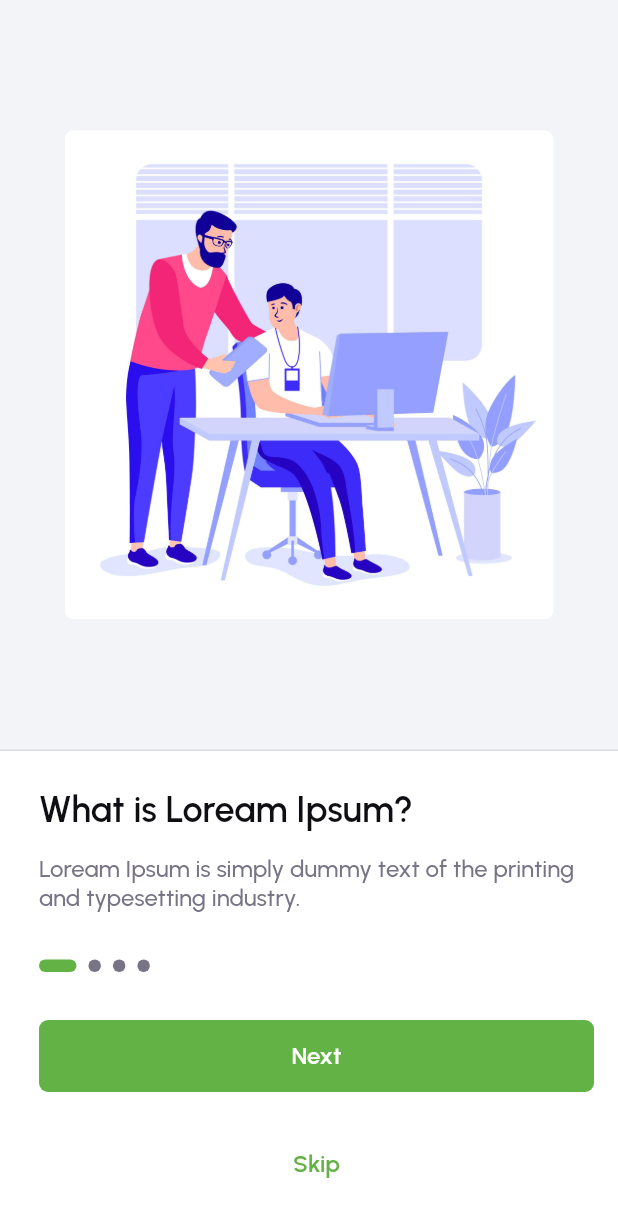
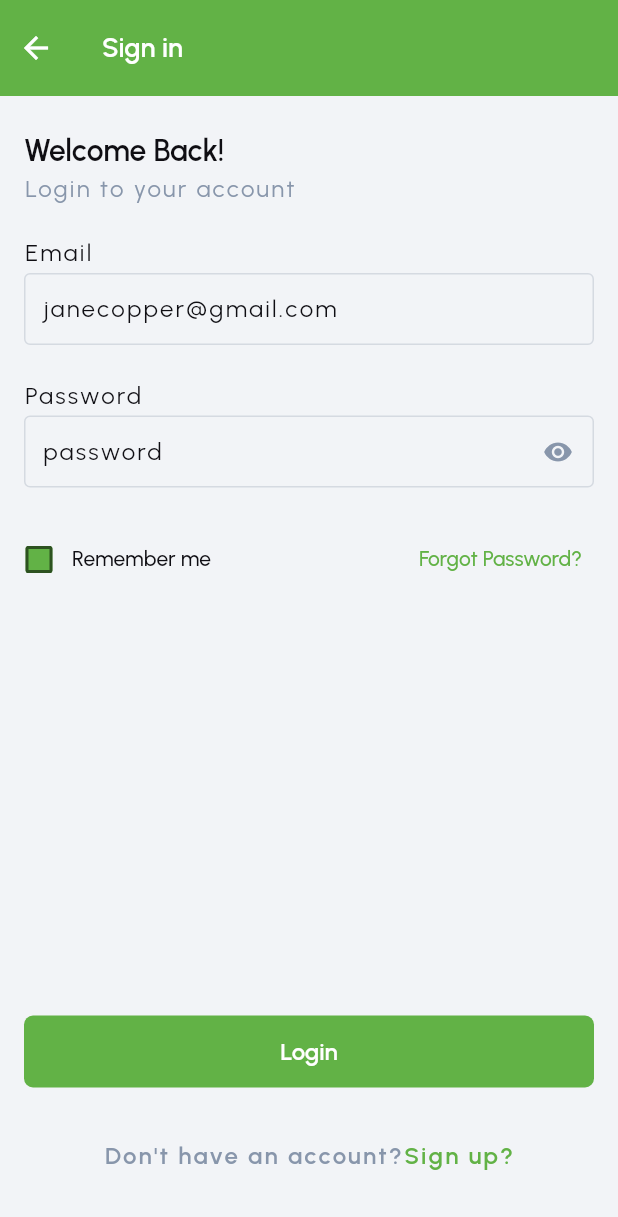
Before and after one commit to SanjibLimbu/Task1_UI, a Flutter app: the screen it shows after launch, on a phone screen of 412 x 824 dp. Shown: the top 1217 px of the screen. Run offline on Flutter 3.47's test engine with Material 2 defaults, Android fonts, the phone set to English and light mode, and no system bars; drawn by our look-alikes of smooth_page_indicator; project files that could hold a hidden picture were left out.

Commit message:
sign page completed

```diff
--- a/lib/main.dart
+++ b/lib/main.dart
@@ -1,5 +1,6 @@
 import 'package:flutter/material.dart';
 import 'package:ui/screens/onBoarding/onBoarding_screen.dart';
+import 'package:ui/screens/sign_in_screen.dart';
 import 'package:ui/screens/splash_screen.dart';
 import 'package:ui/theme/theme_constant.dart';
 
@@ -15,10 +16,11 @@ class TaskUI extends StatelessWidget {
     return MaterialApp(
       debugShowCheckedModeBanner: false,
       theme: lightTheme,
-      initialRoute: 'splash_screen',
+      initialRoute: 'signin_screen',
       routes: {
         'splash_screen': (context) => const SplashScreen(),
         'onBoarding_screen': (context) => const OnBoardingScreen(),
+        'signin_screen':(context) => const SignInScreen()
       },
     );
   }
--- /dev/null
+++ b/lib/screens/onBoarding/onBoarding_image_ui.dart
@@ -0,0 +1,30 @@
+
+import 'package:flutter/material.dart';
+
+class OnBoardingImage extends StatelessWidget {
+  const OnBoardingImage({
+    super.key,
+    required this.image,
+  });
+
+  final String image;
+
+  @override
+  Widget build(BuildContext context) {
+    return Padding(
+      padding: const EdgeInsets.only(
+        left: 43,
+        right: 43,
+      ),
+      child: Center(
+        child: ClipRRect(
+          borderRadius: BorderRadius.circular(6),
+          child: Image.asset(
+            image,
+            fit: BoxFit.cover,
+          ),
+        ),
+      ),
+    );
+  }
+}
--- a/lib/screens/onBoarding/onBoarding_screen.dart
+++ b/lib/screens/onBoarding/onBoarding_screen.dart
@@ -1,6 +1,8 @@
 import 'package:flutter/material.dart';
 import 'package:smooth_page_indicator/smooth_page_indicator.dart';
+import 'package:ui/screens/onBoarding/onBoarding_image_ui.dart';
 import 'package:ui/utils/color.dart';
+import 'package:ui/widget/btn_widget.dart';
 
 class OnBoardingScreen extends StatefulWidget {
   const OnBoardingScreen({super.key});
@@ -19,6 +21,7 @@ class _OnBoardingScreenState extends State<OnBoardingScreen> {
       body: SafeArea(
         child: Column(
           children: [
+            //pageview
             Expanded(
               child: PageView(
                 controller: controller,
@@ -47,8 +50,7 @@ class _OnBoardingScreenState extends State<OnBoardingScreen> {
                 ],
               ),
             ),
-            Wrap(
-              children: [
+            //pageview end
             Container(
               decoration: const BoxDecoration(
                 color: whiteColor,
@@ -60,10 +62,7 @@ class _OnBoardingScreenState extends State<OnBoardingScreen> {
                 ),
               ),
               padding: const EdgeInsets.only(
-                    top: 24,
-                    left: 26,
-                    right: 16,
-                  ),
+                  top: 24, left: 26, right: 16, bottom: 24),
               child: Column(
                 crossAxisAlignment: CrossAxisAlignment.start,
                 children: [
@@ -99,85 +98,53 @@ class _OnBoardingScreenState extends State<OnBoardingScreen> {
                       curve: Curves.easeIn,
                     ),
                   ),
+
+                  //page indicator end
                   const SizedBox(
                     height: 32,
                   ),
                   isLastPage
-                          ? ElevatedButton(
-                              onPressed: () {
+                      ? Btn(
+                          btnFunctin: () {
                             controller.previousPage(
                               duration: const Duration(milliseconds: 500),
                               curve: Curves.easeInOut,
                             );
                           },
-                              style: ElevatedButton.styleFrom(
-                                elevation: 0,
-                                backgroundColor: mainColor,
-                                minimumSize: const Size(double.infinity, 48),
-                                shape: RoundedRectangleBorder(
-                                  borderRadius: BorderRadius.circular(6),
-                                ),
-                              ),
-                              child: Text(
-                                'Back',
-                                style: Theme.of(context)
-                                    .textTheme
-                                    .bodySmall!
-                                    .copyWith(
-                                      fontWeight: FontWeight.w600,
-                                      color: whiteColor,
-                                    ),
-                              ),
+                          bgColor: mainColor,
+                          title: 'Back',
                         )
-                          : ElevatedButton(
-                              onPressed: () {
+                      : Btn(
+                          btnFunctin: () {
                             controller.nextPage(
                               duration: const Duration(milliseconds: 500),
                               curve: Curves.easeInOut,
                             );
                           },
-                              style: ElevatedButton.styleFrom(
-                                elevation: 0,
-                                backgroundColor: mainColor,
-                                minimumSize: const Size(double.infinity, 48),
-                                shape: RoundedRectangleBorder(
-                                  borderRadius: BorderRadius.circular(6),
-                                ),
-                              ),
-                              child: Text(
-                                'Next',
-                                style: Theme.of(context)
-                                    .textTheme
-                                    .bodySmall!
-                                    .copyWith(
-                                      fontWeight: FontWeight.w600,
-                                      color: whiteColor,
-                                    ),
-                              ),
+                          bgColor: mainColor,
+                          title: 'Next',
                         ),
                   const SizedBox(
                     height: 24,
                   ),
+
+                  //skip btn
                   Center(
                     child: TextButton(
-                          onPressed: () {},
+                      onPressed: () {
+                        Navigator.pushNamed(context, 'signin_screen');
+                      },
                       child: Text(
                         'Skip',
-                            style:
-                                Theme.of(context).textTheme.bodySmall!.copyWith(
+                        style: Theme.of(context).textTheme.bodySmall!.copyWith(
                               fontWeight: FontWeight.w600,
                               color: mainColor,
                             ),
                       ),
                     ),
                   ),
-                      const SizedBox(
-                        height: 24,
-                      ),
                 ],
               ),
-                ),
-              ],
             ),
           ],
         ),
@@ -185,31 +152,3 @@ class _OnBoardingScreenState extends State<OnBoardingScreen> {
     );
   }
 }
-
-class OnBoardingImage extends StatelessWidget {
-  const OnBoardingImage({
-    super.key,
-    required this.image,
-  });
-
-  final String image;
-
-  @override
-  Widget build(BuildContext context) {
-    return Padding(
-      padding: const EdgeInsets.only(
-        left: 43,
-        right: 43,
-      ),
-      child: Center(
-        child: ClipRRect(
-          borderRadius: BorderRadius.circular(6),
-          child: Image.asset(
-            image,
-            fit: BoxFit.cover,
-          ),
-        ),
-      ),
-    );
-  }
-}
--- /dev/null
+++ b/lib/screens/sign_in_screen.dart
@@ -0,0 +1,181 @@
+import 'package:flutter/material.dart';
+import 'package:ui/utils/color.dart';
+import 'package:ui/widget/app_bar_custom.dart';
+import 'package:ui/widget/btn_widget.dart';
+
+import 'package:ui/widget/text_field_custom.dart';
+
+class SignInScreen extends StatefulWidget {
+  const SignInScreen({super.key});
+
+  @override
+  State<SignInScreen> createState() => _SignInScreenState();
+}
+
+class _SignInScreenState extends State<SignInScreen> {
+  final _formKey = GlobalKey<FormState>();
+  bool _isObscure = true;
+  bool? _checkBoxValue = false;
+  @override
+  Widget build(BuildContext context) {
+    double safeAreaHeight = MediaQuery.of(context).padding.top;
+    TextTheme theme = Theme.of(context).textTheme;
+    return Scaffold(
+      appBar: PreferredSize(
+        preferredSize: Size.fromHeight(safeAreaHeight + 64),
+        child: AppBarCustom(safeAreaHeight: safeAreaHeight, theme: theme),
+      ),
+      body: Container(
+        padding: const EdgeInsets.only(
+          top: 24,
+          left: 16,
+          right: 16,
+          bottom: 44,
+        ),
+        child: Column(
+          crossAxisAlignment: CrossAxisAlignment.start,
+          children: [
+            Text(
+              'Welcome Back!',
+              style: theme.labelMedium,
+            ),
+            const SizedBox(
+              height: 4,
+            ),
+            Text(
+              'Login to your account',
+              style: Theme.of(context)
+                  .textTheme
+                  .labelSmall!
+                  .copyWith(color: gray400),
+            ),
+            const SizedBox(
+              height: 24,
+            ),
+            //form start
+            Form(
+              key: _formKey,
+              child: Column(
+                crossAxisAlignment: CrossAxisAlignment.start,
+                children: [
+                  //Email label
+                  Text(
+                    'Email',
+                    style: theme.labelSmall,
+                  ),
+                  const SizedBox(
+                    height: 4,
+                  ),
+                  //email field
+                  const TextFieldCustom(
+                    hintText: 'janecopper@gmail.com',
+                  ),
+                  const SizedBox(
+                    height: 24,
+                  ),
+                  //password label
+                  Text(
+                    'Password',
+                    style: theme.labelSmall,
+                  ),
+                  const SizedBox(
+                    height: 4,
+                  ),
+
+                  //password field
+                  TextFieldCustom(
+                    hintText: 'password',
+                    isPassword: true,
+                    passwordOnOff: () {
+                      setState(() {
+                        _isObscure = !_isObscure;
+                      });
+                    },
+                    isObscure: _isObscure,
+                  ),
+                  const SizedBox(
+                    height: 24,
+                  ),
+                  Row(
+                    children: [
+                      //checkbox border radius using ClipRReact
+                      ClipRRect(
+                        borderRadius: BorderRadius.circular(5),
+                        child: SizedBox(
+                          height: 20,
+                          width: 20,
+                          child: Checkbox(
+                            fillColor: MaterialStateProperty.all(mainColor),
+                            value: _checkBoxValue,
+                            onChanged: (value) {
+                              setState(() {
+                                _checkBoxValue = value;
+                              });
+                            },
+                          ),
+                        ),
+                      ),
+                      const SizedBox(
+                        width: 12,
+                      ),
+                      Text(
+                        'Remember me',
+                        style: theme.bodySmall!.copyWith(
+                          color: secondaryColor,
+                          fontSize: 14,
+                        ),
+                      ),
+                      const Expanded(child: SizedBox()),
+                      //forgot password navigation
+                      TextButton(
+                        onPressed: () {},
+                        child: Text(
+                          'Forgot Password?',
+                          style: theme.bodySmall!.copyWith(
+                            color: mainColor,
+                            fontSize: 14,
+                          ),
+                        ),
+                      ),
+                    ],
+                  ),
+                ],
+              ),
+            ),
+            //form end
+            const Expanded(child: SizedBox()),
+
+            //login button
+            Btn(
+              btnFunctin: () {},
+              title: 'Login',
+              bgColor: mainColor,
+            ),
+            const SizedBox(
+              height: 36,
+            ),
+            Row(
+              mainAxisAlignment: MainAxisAlignment.center,
+              children: [
+                Text(
+                  "Don't have an account?",
+                  style: theme.labelSmall!.copyWith(
+                    fontWeight: FontWeight.w600,
+                    color: teritaryColor,
+                  ),
+                ),
+                Text(
+                  "Sign up?",
+                  style: theme.labelSmall!.copyWith(
+                    fontWeight: FontWeight.w600,
+                    color: mainColor,
+                  ),
+                )
+              ],
+            )
+          ],
+        ),
+      ),
+    );
+  }
+}
--- a/lib/theme/theme_constant.dart
+++ b/lib/theme/theme_constant.dart
@@ -6,12 +6,42 @@ ThemeData lightTheme = ThemeData(
   fontFamily: 'Urbanist',
   scaffoldBackgroundColor: mainBgColor,
 
+  //eleavated button
+  elevatedButtonTheme: ElevatedButtonThemeData(
+      style: ButtonStyle(
+          elevation: MaterialStateProperty.all(0),
+          minimumSize:
+              MaterialStateProperty.all(const Size(double.infinity, 48)),
+          shape: MaterialStateProperty.all(
+            RoundedRectangleBorder(
+              borderRadius: BorderRadius.circular(6),
+            ),
+          ))),
+
   //text style
   textTheme: const TextTheme(
     labelLarge: TextStyle(
       fontSize: 24,
       fontWeight: FontWeight.w600,
       color: secondaryColor,
+    ),
+    labelMedium: TextStyle(
+      fontSize: 20,
+      fontWeight: FontWeight.w600,
+      color: secondaryColor,
+    ),
+    labelSmall: TextStyle(
+      fontSize: 16,
+      fontWeight: FontWeight.w400,
+      color: secondaryColor,
+
+    ),
+    titleMedium: TextStyle(
+      fontSize: 18,
+
+      fontWeight: FontWeight.w600,
+      color: whiteColor,
+
     ),
     bodySmall: TextStyle(
       fontSize: 16,
--- /dev/null
+++ b/lib/widget/app_bar_custom.dart
@@ -0,0 +1,42 @@
+import 'package:flutter/material.dart';
+import 'package:ui/utils/color.dart';
+
+class AppBarCustom extends StatelessWidget {
+  const AppBarCustom({
+    super.key,
+    required this.safeAreaHeight,
+    required this.theme,
+  });
+
+  final double safeAreaHeight;
+  final TextTheme theme;
+
+  @override
+  Widget build(BuildContext context) {
+    return Container(
+      padding: EdgeInsets.only(
+        top: MediaQuery.of(context).padding.top,
+      ),
+      height: 64 + safeAreaHeight,
+      color: mainColor,
+      child: Row(
+        crossAxisAlignment: CrossAxisAlignment.center,
+        children: [
+          IconButton(
+            onPressed: () {
+              Navigator.pop(context);
+            },
+            icon: const Icon(Icons.arrow_back, color: whiteColor),
+          ),
+          const SizedBox(
+            width: 20,
+          ),
+          Text(
+            'Sign in',
+            style: theme.titleMedium,
+          )
+        ],
+      ),
+    );
+  }
+}
--- /dev/null
+++ b/lib/widget/btn_widget.dart
@@ -0,0 +1,32 @@
+import 'package:flutter/material.dart';
+import 'package:ui/utils/color.dart';
+
+class Btn extends StatelessWidget {
+  const Btn(
+      {super.key,
+      required this.btnFunctin,
+      required this.title,
+      required this.bgColor});
+
+  final void Function()? btnFunctin;
+  final String title;
+
+  final Color bgColor;
+
+  @override
+  Widget build(BuildContext context) {
+    return ElevatedButton(
+      onPressed: btnFunctin,
+      style: ElevatedButton.styleFrom(
+        backgroundColor: bgColor,
+      ),
+      child: Text(
+        title,
+        style: Theme.of(context)
+            .textTheme
+            .bodySmall!
+            .copyWith(fontWeight: FontWeight.w600, color: whiteColor),
+      ),
+    );
+  }
+}
--- /dev/null
+++ b/lib/widget/text_field_custom.dart
@@ -0,0 +1,80 @@
+import 'package:flutter/material.dart';
+import 'package:ui/utils/color.dart';
+
+class TextFieldCustom extends StatelessWidget {
+  final String hintText;
+  final bool isPassword;
+  final void Function()? passwordOnOff;
+  final bool isObscure;
+
+  const TextFieldCustom(
+      {Key? key,
+      this.hintText = '',
+      this.isPassword = false,
+      this.passwordOnOff,
+      this.isObscure = true})
+      : super(key: key);
+
+  @override
+  Widget build(BuildContext context) {
+    return TextFormField(
+      style: Theme.of(context).textTheme.labelSmall,
+
+      //if password field, obsure true
+      obscureText: isPassword ? isObscure : false,
+      decoration: InputDecoration(
+        //check if it is password field or not to render suffix icon
+
+        suffixIconColor: teritaryColor,
+        suffixIcon: isPassword
+            ? IconButton(
+                onPressed: passwordOnOff,
+                icon: Icon(
+                  isObscure ? Icons.visibility : Icons.visibility_off,
+                  size: 20,
+                ),
+              )
+            : null,
+        filled: true,
+        fillColor: mainBgColor,
+        hintText: hintText,
+        hintStyle: Theme.of(context).textTheme.labelSmall,
+        contentPadding: const EdgeInsets.all(12),
+        border: const OutlineInputBorder(
+          borderRadius: BorderRadius.all(
+            Radius.circular(
+              4,
+            ),
+          ),
+        ),
+        enabledBorder: const OutlineInputBorder(
+          borderSide: BorderSide(
+            color: gray200,
+            width: 1.0,
+          ),
+          borderRadius: BorderRadius.all(
+            Radius.circular(4.0),
+          ),
+        ),
+        focusedBorder: const OutlineInputBorder(
+          borderSide: BorderSide(
+            color: gray200,
+            width: 1.0,
+          ),
+          borderRadius: BorderRadius.all(
+            Radius.circular(4.0),
+          ),
+        ),
+        errorBorder: const OutlineInputBorder(
+          borderSide: BorderSide(
+            color: Colors.red,
+            width: 1.0,
+          ),
+          borderRadius: BorderRadius.all(
+            Radius.circular(4.0),
+          ),
+        ),
+      ),
+    );
+  }
+}
```
Lines whose indentation alone changed are shown as unchanged.
